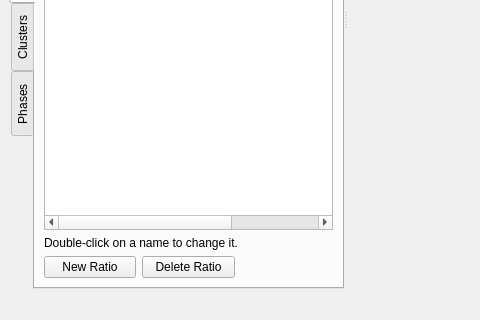
Above: src/resources/ui_main_window.ui from ianthomas23/QACD-quack before the change; both pictures show x 0 to 480 and y 280 to 600 of the 800 by 600 pixel window. Below: the same form after it.
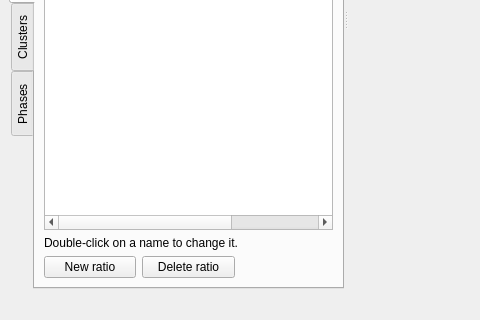
That is the form after the change. The open tabs and pages were chosen to show the change. Custom widgets are drawn as their Qt base class.

```diff
--- a/src/resources/ui_main_window.ui
+++ b/src/resources/ui_main_window.ui
@@ -368,14 +368,14 @@
            <item>
             <widget class="QPushButton" name="newRatioButton">
              <property name="text">
-              <string>New Ratio</string>
+              <string>New ratio</string>
              </property>
             </widget>
            </item>
            <item>
             <widget class="QPushButton" name="deleteRatioButton">
              <property name="text">
-              <string>Delete Ratio</string>
+              <string>Delete ratio</string>
              </property>
             </widget>
            </item>
```
Left out of the diff: 4 changed lines with no effect on the pictures.
